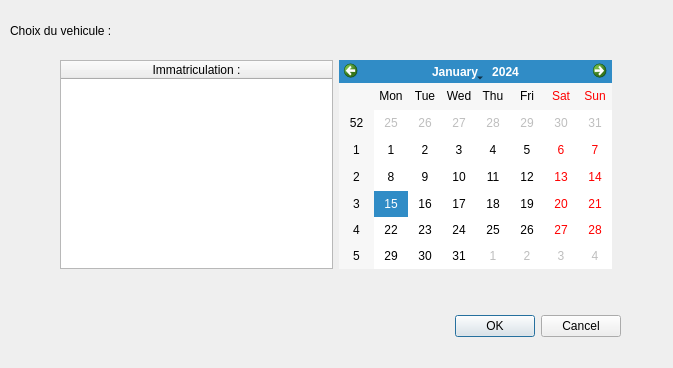
Alex-Bumblebee/ProjetDEMGUIV, file programmeQT/projetDEMGUIV/dialoggGestionVehicules.ui: the form before one commit.
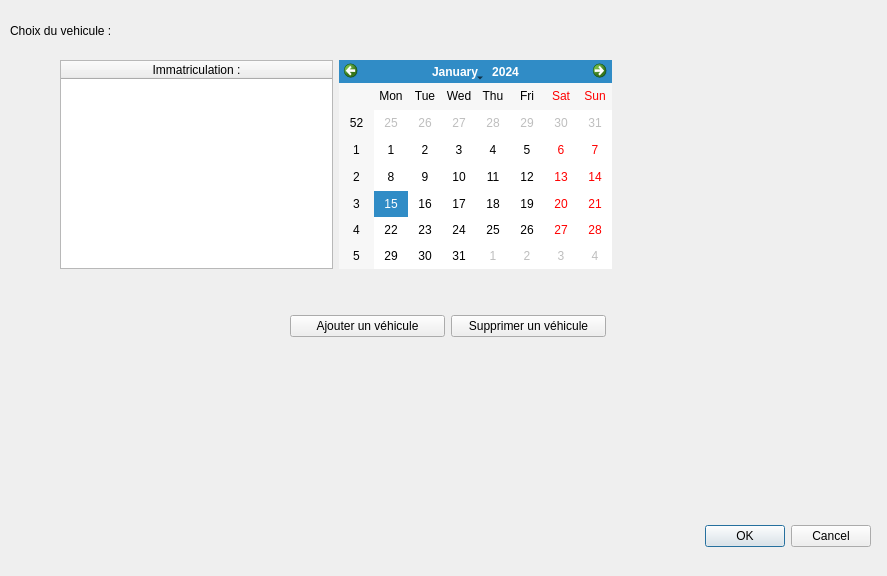
The form after the commit.

Commit message: Gestion véhicule terminée

```diff
--- a/programmeQT/projetDEMGUIV/dialoggGestionVehicules.ui
+++ b/programmeQT/projetDEMGUIV/dialoggGestionVehicules.ui
@@ -6,8 +6,8 @@
    <rect>
     <x>0</x>
     <y>0</y>
-    <width>673</width>
-    <height>368</height>
+    <width>887</width>
+    <height>576</height>
    </rect>
   </property>
   <property name="windowTitle">
@@ -16,8 +16,8 @@
   <widget class="QDialogButtonBox" name="buttonBox">
    <property name="geometry">
     <rect>
-     <x>280</x>
-     <y>310</y>
+     <x>530</x>
+     <y>520</y>
      <width>341</width>
      <height>32</height>
     </rect>
@@ -75,6 +75,32 @@
     </item>
    </layout>
   </widget>
+  <widget class="QWidget" name="">
+   <property name="geometry">
+    <rect>
+     <x>290</x>
+     <y>310</y>
+     <width>316</width>
+     <height>33</height>
+    </rect>
+   </property>
+   <layout class="QHBoxLayout" name="horizontalLayout_2">
+    <item>
+     <widget class="QPushButton" name="pushButtonAjoutVehicule">
+      <property name="text">
+       <string>Ajouter un véhicule</string>
+      </property>
+     </widget>
+    </item>
+    <item>
+     <widget class="QPushButton" name="pushButtonSupprimerVehicule">
+      <property name="text">
+       <string>Supprimer un véhicule</string>
+      </property>
+     </widget>
+    </item>
+   </layout>
+  </widget>
  </widget>
  <resources/>
  <connections>
```
Left out of the diff: 2 changed lines with no effect on the pictures. The commit also changes 5 other files.
